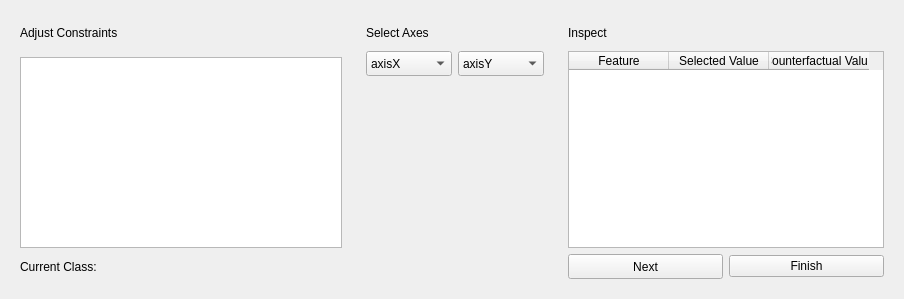
The window that ui/CounterfactualInterface/CounterfactualIterable/Iteration/Iteration.ui (vidalt/OCEAN) describes before a commit, drawn with Qt 5.
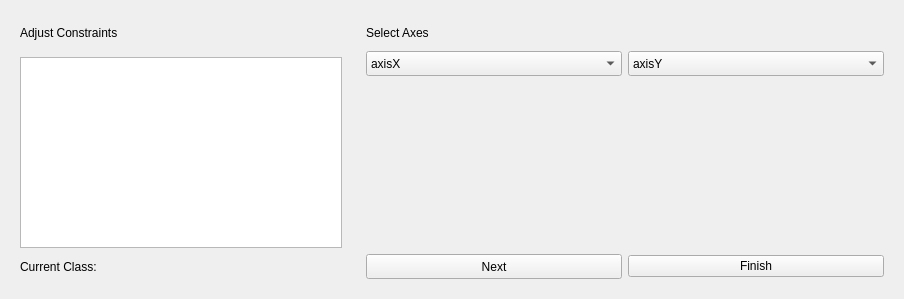
The same window after the commit. Custom widgets are drawn as their Qt base class.

Commit message: features importance

```diff
--- a/ui/CounterfactualInterface/CounterfactualIterable/Iteration/Iteration.ui
+++ b/ui/CounterfactualInterface/CounterfactualIterable/Iteration/Iteration.ui
@@ -126,6 +126,12 @@
        <verstretch>0</verstretch>
       </sizepolicy>
      </property>
+     <property name="styleSheet">
+      <string notr="true">QWidget [objectName*=&quot;widgetContainerGraph&quot;]{
+	background-color: rgb(255, 255, 255);
+
+}</string>
+     </property>
      <layout class="QVBoxLayout" name="verticalLayout_2">
       <item>
        <widget class="QLabel" name="labelSelectAxes">
@@ -233,85 +239,14 @@
       <item>
        <widget class="DashView" name="widgetContainerCanvas" native="true"/>
       </item>
-     </layout>
-    </widget>
-   </item>
-   <item>
-    <widget class="QWidget" name="widgetContainerCounterfactual" native="true">
-     <property name="sizePolicy">
-      <sizepolicy hsizetype="Preferred" vsizetype="Preferred">
-       <horstretch>0</horstretch>
-       <verstretch>0</verstretch>
-      </sizepolicy>
-     </property>
-     <property name="styleSheet">
-      <string notr="true">QWidget [objectName*=&quot;widgetContainerCounterfactual&quot;]{
-	background-color: rgb(255, 255, 255);
-
-}</string>
-     </property>
-     <layout class="QVBoxLayout" name="verticalLayout_4">
-      <property name="leftMargin">
-       <number>9</number>
-      </property>
       <item>
-       <widget class="QLabel" name="labelCounterfactualComparison">
-        <property name="minimumSize">
-         <size>
-          <width>0</width>
-          <height>25</height>
-         </size>
-        </property>
-        <property name="maximumSize">
-         <size>
-          <width>16777215</width>
-          <height>25</height>
-         </size>
-        </property>
-        <property name="text">
-         <string>Inspect</string>
-        </property>
-       </widget>
-      </item>
-      <item>
-       <widget class="QTableWidget" name="tableWidgetCounterfactualComparison">
+       <widget class="QWidget" name="widgetNextFinish" native="true">
         <property name="sizePolicy">
-         <sizepolicy hsizetype="Minimum" vsizetype="Expanding">
+         <sizepolicy hsizetype="Expanding" vsizetype="Fixed">
           <horstretch>0</horstretch>
           <verstretch>0</verstretch>
          </sizepolicy>
         </property>
-        <property name="sizeAdjustPolicy">
-         <enum>QAbstractScrollArea::AdjustToContents</enum>
-        </property>
-        <attribute name="horizontalHeaderCascadingSectionResizes">
-         <bool>false</bool>
-        </attribute>
-        <attribute name="horizontalHeaderMinimumSectionSize">
-         <number>39</number>
-        </attribute>
-        <attribute name="verticalHeaderVisible">
-         <bool>false</bool>
-        </attribute>
-        <column>
-         <property name="text">
-          <string>Feature</string>
-         </property>
-        </column>
-        <column>
-         <property name="text">
-          <string>Selected Value</string>
-         </property>
-        </column>
-        <column>
-         <property name="text">
-          <string>Counterfactual Value</string>
-         </property>
-        </column>
-       </widget>
-      </item>
-      <item>
-       <widget class="QWidget" name="widgetNextFinish" native="true">
         <layout class="QHBoxLayout" name="horizontalLayout_2">
          <property name="leftMargin">
           <number>0</number>
```
The commit also changes 9 other files.
